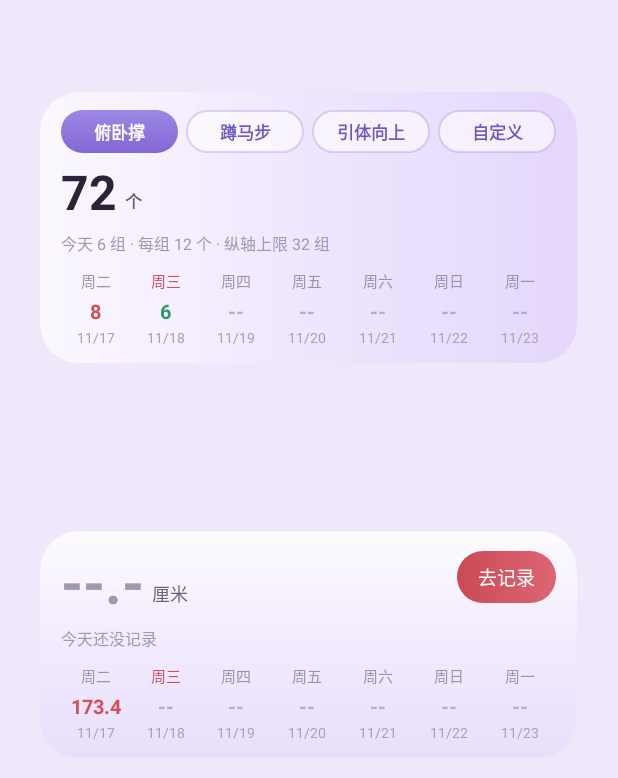
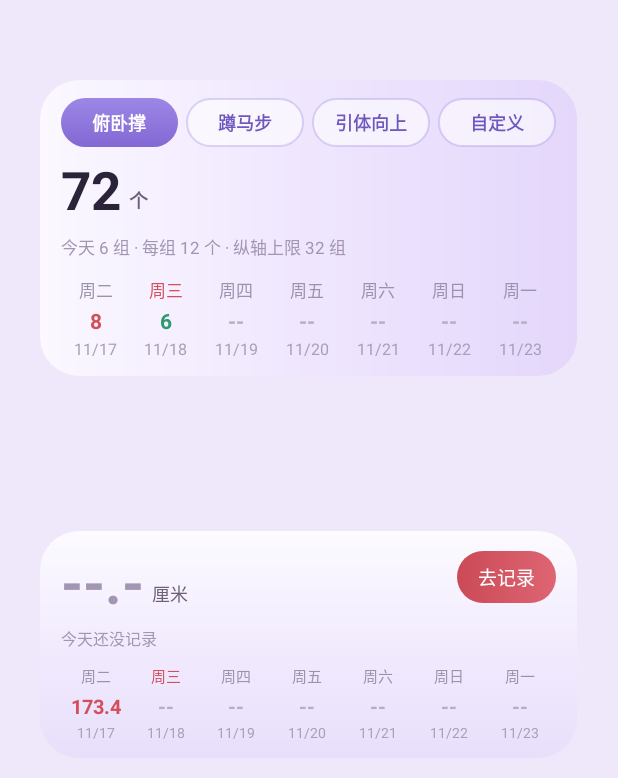
Before and after one commit to seashell666/daytally, an Android app: the WidgetPreviewActivity screen opened directly, with no data from a screen before it, on a phone screen of 412 x 824 dp. Shown: the top 778 px of the screen. Run offline under Robolectric (Android 15) with nearby library versions, the phone set to English and light mode, and no system bars.

Commit message:
长按阈值0.4s->0.2s、连点误减组修复、震动搬桌面进程、1x1方块浮动数字+数字pop+按压缩放、计数卡补高到166dp、去记录两处反馈统一、底栏每按必震、版本1.2.2

```diff
--- a/DailyScale/app/build.gradle
+++ b/DailyScale/app/build.gradle
@@ -19,8 +19,8 @@ android {
         applicationId "com.beike.daytally"
         minSdk 26
         targetSdk 34
-        versionCode 4
-        versionName "1.2.1"
+        versionCode 5
+        versionName "1.2.2"
         resourceConfigurations += ['zh']
     }
 
--- a/DailyScale/app/src/main/java/com/beike/daytally/HeightInputActivity.kt
+++ b/DailyScale/app/src/main/java/com/beike/daytally/HeightInputActivity.kt
@@ -48,6 +48,8 @@ class HeightInputActivity : Activity() {
             )
         )
         buildSheet()
+        /* 弹窗出现的这一刻给一次反馈：桌面大卡与今日页共用这一个落点，手感天然一致 */
+        sound.sheetOpen()
     }
 
     private fun dp(v: Float) = Ui.dp(this, v)
--- a/DailyScale/app/src/main/java/com/beike/daytally/MainActivity.kt
+++ b/DailyScale/app/src/main/java/com/beike/daytally/MainActivity.kt
@@ -104,6 +104,7 @@ class MainActivity : AppCompatActivity() {
                 gravity = Gravity.CENTER
                 tag = key
                 setOnClickListener {
+                    sound.tabTap()      // 每按必震：单击一下、双击两下
                     val now = android.os.SystemClock.uptimeMillis()
                     val dbl = key != "home" && key == lastTabKey && now - lastTabMs < 420L
                     /* 趋势/项目双击 = 直接回今天页（原型行为），单击照常切换 */
@@ -111,7 +112,6 @@ class MainActivity : AppCompatActivity() {
                         lastTabKey = ""
                         switchView("home")
                     } else {
-                        sound.tabTap()      // 单击立刻震一下；双击时只有第一下震
                         lastTabKey = key
                         lastTabMs = now
                         switchView(key)
@@ -157,6 +157,7 @@ class MainActivity : AppCompatActivity() {
 
     // ---------- 身高记录弹层 ----------
     private fun openHeightSheet() {
+        sound.sheetOpen()          // 与桌面大卡「去记录」同一手感
         val h = repo.metric("height")
         val shell = LinearLayout(this).apply {
             orientation = LinearLayout.VERTICAL
--- a/DailyScale/app/src/main/java/com/beike/daytally/Sound.kt
+++ b/DailyScale/app/src/main/java/com/beike/daytally/Sound.kt
@@ -52,6 +52,8 @@ class Sound private constructor(ctx: Context) {
     }
 
     fun tap() = vibrate(6)
+    /** 「去记录」弹窗打开：轻震 + 一记短促提示音，今日页与桌面大卡共用同一手感 */
+    fun sheetOpen() { vibrate(10); beep(784.0, 55, 0.09, "sine") }
     /** 底栏 tab 单击：复用「加一组」那下 12ms 手感，不出声 */
     fun tabTap() = vibrate(12)
     fun add() {
--- a/DailyScale/app/src/main/java/com/beike/daytally/widget/WidgetProvider.kt
+++ b/DailyScale/app/src/main/java/com/beike/daytally/widget/WidgetProvider.kt
@@ -101,6 +101,8 @@ open class WidgetProvider(private val key: String) : AppWidgetProvider() {
                 val k = intent.getStringExtra(EXTRA_KEY) ?: key
                 val repo = Repo.get(context).also { it.ensureToday() }
                 repo.metric(k).let { repo.addGroup(it) }
+                /* 音效在 App 侧放（后台不受限）；震动由桌面模块负责，那边才有权限 */
+                Sound.get(context).add()
                 /* 点方块同时把大卡切到这个项目：两者是一套东西，原型里就是这么联动的 */
                 WeekWidget.setCurrentKey(context, k)
                 refreshAll(context)
--- a/DailyScale/app/src/main/res/layout/widget_week.xml
+++ b/DailyScale/app/src/main/res/layout/widget_week.xml
@@ -3,9 +3,7 @@
 <LinearLayout xmlns:android="http://schemas.android.com/apk/res/android"
     android:layout_width="match_parent"
     android:layout_height="match_parent"
-    android:orientation="vertical"
-    android:paddingTop="16dp"
-    android:paddingBottom="16dp">
+    android:orientation="vertical">
 
     <!-- 上下两段弹性空白，把卡片挤在正中间 -->
     <LinearLayout android:layout_width="match_parent" android:layout_height="0dp" android:layout_weight="1" android:orientation="vertical" />
@@ -26,7 +24,7 @@
             android:id="@+id/week_tabs"
             android:layout_width="match_parent"
             android:layout_height="wrap_content"
-            android:layout_marginBottom="8dp"
+            android:layout_marginBottom="9dp"
             android:orientation="horizontal">
 
             <TextView
@@ -36,9 +34,9 @@
                 android:layout_weight="1"
                 android:background="@drawable/bg_weektab_off"
                 android:gravity="center"
-                android:paddingTop="6dp"
-                android:paddingBottom="6dp"
-                android:textSize="11sp"
+                android:paddingTop="7dp"
+                android:paddingBottom="7dp"
+                android:textSize="12sp"
                 android:textStyle="bold"
                 android:includeFontPadding="false"
                 android:singleLine="true"
@@ -52,9 +50,9 @@
                 android:layout_marginLeft="5dp"
                 android:background="@drawable/bg_weektab_off"
                 android:gravity="center"
-                android:paddingTop="6dp"
-                android:paddingBottom="6dp"
-                android:textSize="11sp"
+                android:paddingTop="7dp"
+                android:paddingBottom="7dp"
+                android:textSize="12sp"
                 android:textStyle="bold"
                 android:includeFontPadding="false"
                 android:singleLine="true"
@@ -68,9 +66,9 @@
                 android:layout_marginLeft="5dp"
                 android:background="@drawable/bg_weektab_off"
                 android:gravity="center"
-                android:paddingTop="6dp"
-                android:paddingBottom="6dp"
-                android:textSize="11sp"
+                android:paddingTop="7dp"
+                android:paddingBottom="7dp"
+                android:textSize="12sp"
                 android:textStyle="bold"
                 android:includeFontPadding="false"
                 android:singleLine="true"
@@ -84,9 +82,9 @@
                 android:layout_marginLeft="5dp"
                 android:background="@drawable/bg_weektab_off"
                 android:gravity="center"
-                android:paddingTop="6dp"
-                android:paddingBottom="6dp"
-                android:textSize="11sp"
+                android:paddingTop="7dp"
+                android:paddingBottom="7dp"
+                android:textSize="12sp"
                 android:textStyle="bold"
                 android:includeFontPadding="false"
                 android:singleLine="true"
@@ -104,7 +102,7 @@
                 android:id="@+id/week_val"
                 android:layout_width="wrap_content"
                 android:layout_height="wrap_content"
-                android:textSize="32sp"
+                android:textSize="35sp"
                 android:textStyle="bold"
                 android:textColor="#2B2338"
                 android:includeFontPadding="false"
@@ -116,7 +114,7 @@
                 android:layout_height="wrap_content"
                 android:layout_marginLeft="5dp"
                 android:layout_marginBottom="1dp"
-                android:textSize="11.5sp"
+                android:textSize="12.5sp"
                 android:textStyle="bold"
                 android:includeFontPadding="false"
                 android:textColor="#6E6079"
@@ -128,8 +126,8 @@
             android:id="@+id/week_sub"
             android:layout_width="match_parent"
             android:layout_height="wrap_content"
-            android:layout_marginTop="6dp"
-            android:textSize="10.5sp"
+            android:layout_marginTop="7dp"
+            android:textSize="11.5sp"
             android:includeFontPadding="false"
             android:textColor="#A296B2"
             android:singleLine="true" />
@@ -139,50 +137,50 @@
             android:id="@+id/week_strip"
             android:layout_width="match_parent"
             android:layout_height="wrap_content"
-            android:layout_marginTop="10dp"
+            android:layout_marginTop="12dp"
             android:orientation="horizontal"
             android:weightSum="7">
 
             <LinearLayout android:layout_width="0dp" android:layout_height="wrap_content" android:layout_weight="1" android:orientation="vertical" android:gravity="center_horizontal">
-                <TextView android:id="@+id/ww_0" android:layout_width="wrap_content" android:layout_height="wrap_content" android:textSize="10sp" android:textColor="#9C92AC" android:includeFontPadding="false" android:singleLine="true" />
-                <TextView android:id="@+id/wn_0" android:layout_width="wrap_content" android:layout_height="wrap_content" android:layout_marginTop="5dp" android:textSize="13sp" android:textStyle="bold" android:includeFontPadding="false" android:singleLine="true" />
-                <TextView android:id="@+id/wd_0" android:layout_width="wrap_content" android:layout_height="wrap_content" android:layout_marginTop="4dp" android:textSize="9.5sp" android:textColor="#A99FB8" android:includeFontPadding="false" android:singleLine="true" />
+                <TextView android:id="@+id/ww_0" android:layout_width="wrap_content" android:layout_height="wrap_content" android:textSize="11sp" android:textColor="#9C92AC" android:includeFontPadding="false" android:singleLine="true" />
+                <TextView android:id="@+id/wn_0" android:layout_width="wrap_content" android:layout_height="wrap_content" android:layout_marginTop="5dp" android:textSize="14sp" android:textStyle="bold" android:includeFontPadding="false" android:singleLine="true" />
+                <TextView android:id="@+id/wd_0" android:layout_width="wrap_content" android:layout_height="wrap_content" android:layout_marginTop="4dp" android:textSize="10.5sp" android:textColor="#A99FB8" android:includeFontPadding="false" android:singleLine="true" />
             </LinearLayout>
 
             <LinearLayout android:layout_width="0dp" android:layout_height="wrap_content" android:layout_weight="1" android:orientation="vertical" android:gravity="center_horizontal">
-                <TextView android:id="@+id/ww_1" android:layout_width="wrap_content" android:layout_height="wrap_content" android:textSize="10sp" android:textColor="#9C92AC" android:includeFontPadding="false" android:singleLine="true" />
-                <TextView android:id="@+id/wn_1" android:layout_width="wrap_content" android:layout_height="wrap_content" android:layout_marginTop="5dp" android:textSize="13sp" android:textStyle="bold" android:includeFontPadding="false" android:singleLine="true" />
-                <TextView android:id="@+id/wd_1" android:layout_width="wrap_content" android:layout_height="wrap_content" android:layout_marginTop="4dp" android:textSize="9.5sp" android:textColor="#A99FB8" android:includeFontPadding="false" android:singleLine="true" />
+                <TextView android:id="@+id/ww_1" android:layout_width="wrap_content" android:layout_height="wrap_content" android:textSize="11sp" android:textColor="#9C92AC" android:includeFontPadding="false" android:singleLine="true" />
+                <TextView android:id="@+id/wn_1" android:layout_width="wrap_content" android:layout_height="wrap_content" android:layout_marginTop="5dp" android:textSize="14sp" android:textStyle="bold" android:includeFontPadding="false" android:singleLine="true" />
+                <TextView android:id="@+id/wd_1" android:layout_width="wrap_content" android:layout_height="wrap_content" android:layout_marginTop="4dp" android:textSize="10.5sp" android:textColor="#A99FB8" android:includeFontPadding="false" android:singleLine="true" />
             </LinearLayout>
 
             <LinearLayout android:layout_width="0dp" android:layout_height="wrap_content" android:layout_weight="1" android:orientation="vertical" android:gravity="center_horizontal">
-                <TextView android:id="@+id/ww_2" android:layout_width="wrap_content" android:layout_height="wrap_content" android:textSize="10sp" android:textColor="#9C92AC" android:includeFontPadding="false" android:singleLine="true" />
-                <TextView android:id="@+id/wn_2" android:layout_width="wrap_content" android:layout_height="wrap_content" android:layout_marginTop="5dp" android:textSize="13sp" android:textStyle="bold" android:includeFontPadding="false" android:singleLine="true" />
-                <TextView android:id="@+id/wd_2" android:layout_width="wrap_content" android:layout_height="wrap_content" android:layout_marginTop="4dp" android:textSize="9.5sp" android:textColor="#A99FB8" android:includeFontPadding="false" android:singleLine="true" />
+                <TextView android:id="@+id/ww_2" android:layout_width="wrap_content" android:layout_height="wrap_content" android:textSize="11sp" android:textColor="#9C92AC" android:includeFontPadding="false" android:singleLine="true" />
+                <TextView android:id="@+id/wn_2" android:layout_width="wrap_content" android:layout_height="wrap_content" android:layout_marginTop="5dp" android:textSize="14sp" android:textStyle="bold" android:includeFontPadding="false" android:singleLine="true" />
+                <TextView android:id="@+id/wd_2" android:layout_width="wrap_content" android:layout_height="wrap_content" android:layout_marginTop="4dp" android:textSize="10.5sp" android:textColor="#A99FB8" android:includeFontPadding="false" android:singleLine="true" />
             </LinearLayout>
 
             <LinearLayout android:layout_width="0dp" android:layout_height="wrap_content" android:layout_weight="1" android:orientation="vertical" android:gravity="center_horizontal">
-                <TextView android:id="@+id/ww_3" android:layout_width="wrap_content" android:layout_height="wrap_content" android:textSize="10sp" android:textColor="#9C92AC" android:includeFontPadding="false" android:singleLine="true" />
-                <TextView android:id="@+id/wn_3" android:layout_width="wrap_content" android:layout_height="wrap_content" android:layout_marginTop="5dp" android:textSize="13sp" android:textStyle="bold" android:includeFontPadding="false" android:singleLine="true" />
-                <TextView android:id="@+id/wd_3" android:layout_width="wrap_content" android:layout_height="wrap_content" android:layout_marginTop="4dp" android:textSize="9.5sp" android:textColor="#A99FB8" android:includeFontPadding="false" android:singleLine="true" />
+                <TextView android:id="@+id/ww_3" android:layout_width="wrap_content" android:layout_height="wrap_content" android:textSize="11sp" android:textColor="#9C92AC" android:includeFontPadding="false" android:singleLine="true" />
+                <TextView android:id="@+id/wn_3" android:layout_width="wrap_content" android:layout_height="wrap_content" android:layout_marginTop="5dp" android:textSize="14sp" android:textStyle="bold" android:includeFontPadding="false" android:singleLine="true" />
+                <TextView android:id="@+id/wd_3" android:layout_width="wrap_content" android:layout_height="wrap_content" android:layout_marginTop="4dp" android:textSize="10.5sp" android:textColor="#A99FB8" android:includeFontPadding="false" android:singleLine="true" />
             </LinearLayout>
 
             <LinearLayout android:layout_width="0dp" android:layout_height="wrap_content" android:layout_weight="1" android:orientation="vertical" android:gravity="center_horizontal">
-                <TextView android:id="@+id/ww_4" android:layout_width="wrap_content" android:layout_height="wrap_content" android:textSize="10sp" android:textColor="#9C92AC" android:includeFontPadding="false" android:singleLine="true" />
-                <TextView android:id="@+id/wn_4" android:layout_width="wrap_content" android:layout_height="wrap_content" android:layout_marginTop="5dp" android:textSize="13sp" android:textStyle="bold" android:includeFontPadding="false" android:singleLine="true" />
-                <TextView android:id="@+id/wd_4" android:layout_width="wrap_content" android:layout_height="wrap_content" android:layout_marginTop="4dp" android:textSize="9.5sp" android:textColor="#A99FB8" android:includeFontPadding="false" android:singleLine="true" />
+                <TextView android:id="@+id/ww_4" android:layout_width="wrap_content" android:layout_height="wrap_content" android:textSize="11sp" android:textColor="#9C92AC" android:includeFontPadding="false" android:singleLine="true" />
+                <TextView android:id="@+id/wn_4" android:layout_width="wrap_content" android:layout_height="wrap_content" android:layout_marginTop="5dp" android:textSize="14sp" android:textStyle="bold" android:includeFontPadding="false" android:singleLine="true" />
+                <TextView android:id="@+id/wd_4" android:layout_width="wrap_content" android:layout_height="wrap_content" android:layout_marginTop="4dp" android:textSize="10.5sp" android:textColor="#A99FB8" android:includeFontPadding="false" android:singleLine="true" />
             </LinearLayout>
 
             <LinearLayout android:layout_width="0dp" android:layout_height="wrap_content" android:layout_weight="1" android:orientation="vertical" android:gravity="center_horizontal">
-                <TextView android:id="@+id/ww_5" android:layout_width="wrap_content" android:layout_height="wrap_content" android:textSize="10sp" android:textColor="#9C92AC" android:includeFontPadding="false" android:singleLine="true" />
-                <TextView android:id="@+id/wn_5" android:layout_width="wrap_content" android:layout_height="wrap_content" android:layout_marginTop="5dp" android:textSize="13sp" android:textStyle="bold" android:includeFontPadding="false" android:singleLine="true" />
-                <TextView android:id="@+id/wd_5" android:layout_width="wrap_content" android:layout_height="wrap_content" android:layout_marginTop="4dp" android:textSize="9.5sp" android:textColor="#A99FB8" android:includeFontPadding="false" android:singleLine="true" />
+                <TextView android:id="@+id/ww_5" android:layout_width="wrap_content" android:layout_height="wrap_content" android:textSize="11sp" android:textColor="#9C92AC" android:includeFontPadding="false" android:singleLine="true" />
+                <TextView android:id="@+id/wn_5" android:layout_width="wrap_content" android:layout_height="wrap_content" android:layout_marginTop="5dp" android:textSize="14sp" android:textStyle="bold" android:includeFontPadding="false" android:singleLine="true" />
+                <TextView android:id="@+id/wd_5" android:layout_width="wrap_content" android:layout_height="wrap_content" android:layout_marginTop="4dp" android:textSize="10.5sp" android:textColor="#A99FB8" android:includeFontPadding="false" android:singleLine="true" />
             </LinearLayout>
 
             <LinearLayout android:layout_width="0dp" android:layout_height="wrap_content" android:layout_weight="1" android:orientation="vertical" android:gravity="center_horizontal">
-                <TextView android:id="@+id/ww_6" android:layout_width="wrap_content" android:layout_height="wrap_content" android:textSize="10sp" android:textColor="#9C92AC" android:includeFontPadding="false" android:singleLine="true" />
-                <TextView android:id="@+id/wn_6" android:layout_width="wrap_content" android:layout_height="wrap_content" android:layout_marginTop="5dp" android:textSize="13sp" android:textStyle="bold" android:includeFontPadding="false" android:singleLine="true" />
-                <TextView android:id="@+id/wd_6" android:layout_width="wrap_content" android:layout_height="wrap_content" android:layout_marginTop="4dp" android:textSize="9.5sp" android:textColor="#A99FB8" android:includeFontPadding="false" android:singleLine="true" />
+                <TextView android:id="@+id/ww_6" android:layout_width="wrap_content" android:layout_height="wrap_content" android:textSize="11sp" android:textColor="#9C92AC" android:includeFontPadding="false" android:singleLine="true" />
+                <TextView android:id="@+id/wn_6" android:layout_width="wrap_content" android:layout_height="wrap_content" android:layout_marginTop="5dp" android:textSize="14sp" android:textStyle="bold" android:includeFontPadding="false" android:singleLine="true" />
+                <TextView android:id="@+id/wd_6" android:layout_width="wrap_content" android:layout_height="wrap_content" android:layout_marginTop="4dp" android:textSize="10.5sp" android:textColor="#A99FB8" android:includeFontPadding="false" android:singleLine="true" />
             </LinearLayout>
         </LinearLayout>
     </LinearLayout>
```
Also changed, not shown: DailyScale/app/src/main/java/com/beike/daytally/widget/WidgetRefresh.kt (+17 -0 lines), DailyScale/app/src/main/java/com/beike/daytally/xposed/DayTallyXposed.kt (+260 -49 lines).
